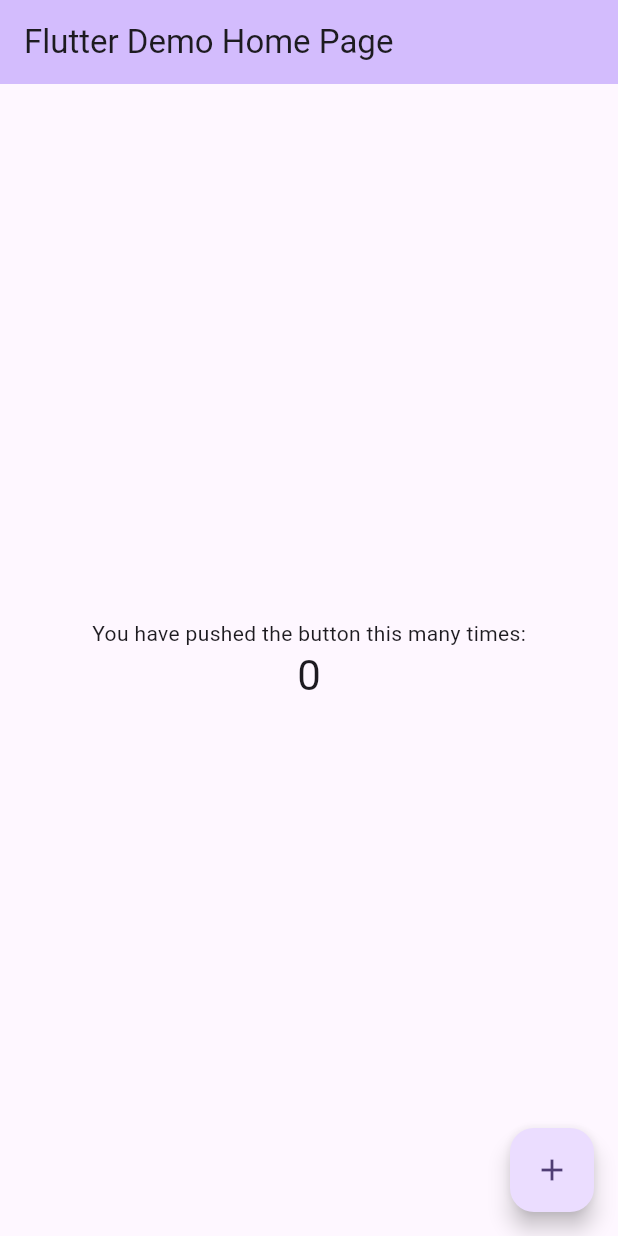
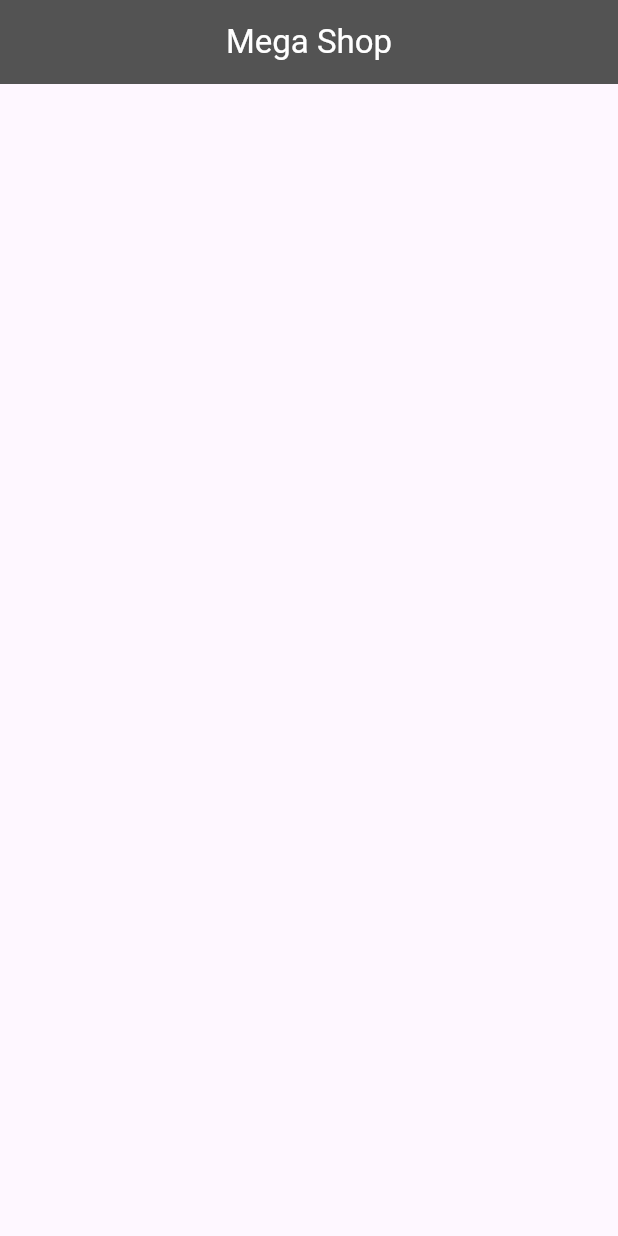
Before and after one commit to soajob/MegaShop, a Flutter app: the screen it shows after launch, on a phone screen of 412 x 824 dp. Run offline on Flutter 3.47's test engine with Material 3 defaults, Android fonts, the light colour scheme and no system bars.

Commit message:
Setup 'Home' screen.

```diff
--- /dev/null
+++ b/mega_shop/lib/common/constants.dart
@@ -0,0 +1,6 @@
+import 'package:flutter/material.dart';
+
+const appName = "Mega Shop";
+
+const textColorDarkCommon = Color(0xFF535353);
+const textColorLightCommon = Color(0xFFACACAC);
--- a/mega_shop/lib/main.dart
+++ b/mega_shop/lib/main.dart
@@ -1,125 +1,25 @@
 import 'package:flutter/material.dart';
+import 'package:mega_shop/screens/home/home_screen.dart';
 
-void main() {
-  runApp(const MyApp());
-}
+import 'common/constants.dart';
+
+void main() => runApp(const MyApp());
 
 class MyApp extends StatelessWidget {
   const MyApp({super.key});
 
-  // This widget is the root of your application.
   @override
   Widget build(BuildContext context) {
     return MaterialApp(
-      title: 'Flutter Demo',
+      debugShowCheckedModeBanner: false,
+      title: appName,
       theme: ThemeData(
-        // This is the theme of your application.
-        //
-        // TRY THIS: Try running your application with "flutter run". You'll see
-        // the application has a purple toolbar. Then, without quitting the app,
-        // try changing the seedColor in the colorScheme below to Colors.green
-        // and then invoke "hot reload" (save your changes or press the "hot
-        // reload" button in a Flutter-supported IDE, or press "r" if you used
-        // the command line to start the app).
-        //
-        // Notice that the counter didn't reset back to zero; the application
-        // state is not lost during the reload. To reset the state, use hot
-        // restart instead.
-        //
-        // This works for code too, not just values: Most code changes can be
-        // tested with just a hot reload.
-        colorScheme: ColorScheme.fromSeed(seedColor: Colors.deepPurple),
-        useMaterial3: true,
+        textTheme: Theme.of(context).textTheme.apply(
+            bodyColor: textColorDarkCommon
+        ),
+        visualDensity: VisualDensity.adaptivePlatformDensity,
       ),
-      home: const MyHomePage(title: 'Flutter Demo Home Page'),
+      home: const HomeScreen()
     );
   }
 }
-
-class MyHomePage extends StatefulWidget {
-  const MyHomePage({super.key, required this.title});
-
-  // This widget is the home page of your application. It is stateful, meaning
-  // that it has a State object (defined below) that contains fields that affect
-  // how it looks.
-
-  // This class is the configuration for the state. It holds the values (in this
-  // case the title) provided by the parent (in this case the App widget) and
-  // used by the build method of the State. Fields in a Widget subclass are
-  // always marked "final".
-
-  final String title;
-
-  @override
-  State<MyHomePage> createState() => _MyHomePageState();
-}
-
-class _MyHomePageState extends State<MyHomePage> {
-  int _counter = 0;
-
-  void _incrementCounter() {
-    setState(() {
-      // This call to setState tells the Flutter framework that something has
-      // changed in this State, which causes it to rerun the build method below
-      // so that the display can reflect the updated values. If we changed
-      // _counter without calling setState(), then the build method would not be
-      // called again, and so nothing would appear to happen.
-      _counter++;
-    });
-  }
-
-  @override
-  Widget build(BuildContext context) {
-    // This method is rerun every time setState is called, for instance as done
-    // by the _incrementCounter method above.
-    //
-    // The Flutter framework has been optimized to make rerunning build methods
-    // fast, so that you can just rebuild anything that needs updating rather
-    // than having to individually change instances of widgets.
-    return Scaffold(
-      appBar: AppBar(
-        // TRY THIS: Try changing the color here to a specific color (to
-        // Colors.amber, perhaps?) and trigger a hot reload to see the AppBar
-        // change color while the other colors stay the same.
-        backgroundColor: Theme.of(context).colorScheme.inversePrimary,
-        // Here we take the value from the MyHomePage object that was created by
-        // the App.build method, and use it to set our appbar title.
-        title: Text(widget.title),
-      ),
-      body: Center(
-        // Center is a layout widget. It takes a single child and positions it
-        // in the middle of the parent.
-        child: Column(
-          // Column is also a layout widget. It takes a list of children and
-          // arranges them vertically. By default, it sizes itself to fit its
-          // children horizontally, and tries to be as tall as its parent.
-          //
-          // Column has various properties to control how it sizes itself and
-          // how it positions its children. Here we use mainAxisAlignment to
-          // center the children vertically; the main axis here is the vertical
-          // axis because Columns are vertical (the cross axis would be
-          // horizontal).
-          //
-          // TRY THIS: Invoke "debug painting" (choose the "Toggle Debug Paint"
-          // action in the IDE, or press "p" in the console), to see the
-          // wireframe for each widget.
-          mainAxisAlignment: MainAxisAlignment.center,
-          children: <Widget>[
-            const Text(
-              'You have pushed the button this many times:',
-            ),
-            Text(
-              '$_counter',
-              style: Theme.of(context).textTheme.headlineMedium,
-            ),
-          ],
-        ),
-      ),
-      floatingActionButton: FloatingActionButton(
-        onPressed: _incrementCounter,
-        tooltip: 'Increment',
-        child: const Icon(Icons.add),
-      ), // This trailing comma makes auto-formatting nicer for build methods.
-    );
-  }
-}
--- /dev/null
+++ b/mega_shop/lib/screens/home/home_screen.dart
@@ -0,0 +1,19 @@
+import 'package:flutter/material.dart';
+
+import '../../common/constants.dart';
+
+class HomeScreen extends StatelessWidget {
+  const HomeScreen({super.key});
+
+  @override
+  Widget build(BuildContext context) {
+    return Scaffold(
+      appBar: AppBar(
+        backgroundColor: textColorDarkCommon,
+        title: const Text(appName, style: TextStyle(color: Colors.white)),
+        centerTitle: true,
+      ),
+      body: Container(),
+    );
+  }
+}
```
Also changed, not shown: 1 other file.
